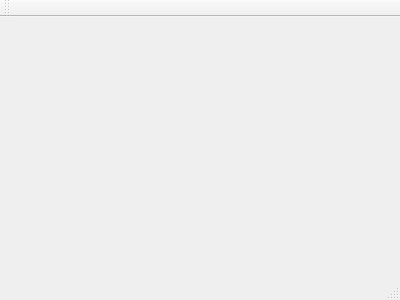
The window that menu.ui (haoxingxing/Poke) describes before a commit, drawn with Qt 5.
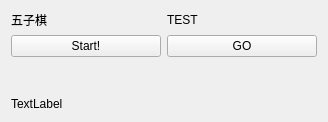
The same window after the commit.

Diff of the .ui file:
```diff
--- a/menu.ui
+++ b/menu.ui
@@ -1,24 +1,85 @@
 <ui version="4.0">
  <class>menu</class>
- <widget class="QMainWindow" name="menu" >
-  <property name="geometry" >
+ <widget class="QMainWindow" name="menu">
+  <property name="geometry">
    <rect>
     <x>0</x>
     <y>0</y>
-    <width>400</width>
-    <height>300</height>
+    <width>328</width>
+    <height>122</height>
    </rect>
   </property>
   <property name="windowTitle" >
    <string>menu</string>
   </property>
-  <widget class="QMenuBar" name="menuBar" />
-  <widget class="QToolBar" name="mainToolBar" />
-  <widget class="QWidget" name="centralWidget" />
-  <widget class="QStatusBar" name="statusBar" />
+  <widget class="QWidget" name="centralWidget">
+   <layout class="QGridLayout" name="gridLayout">
+    <item row="4" column="1">
+     <layout class="QVBoxLayout" name="verticalLayout_4"/>
+    </item>
+    <item row="4" column="0">
+     <layout class="QVBoxLayout" name="verticalLayout"/>
+    </item>
+    <item row="1" column="0">
+     <layout class="QVBoxLayout" name="verticalLayout_3">
+      <item>
+       <widget class="QLabel" name="label">
+        <property name="text">
+         <string>五子棋</string>
+        </property>
+       </widget>
+      </item>
+      <item>
+       <widget class="QPushButton" name="start_gomoku_game">
+        <property name="text">
+         <string>Start!</string>
+        </property>
+       </widget>
+      </item>
+     </layout>
+    </item>
+    <item row="1" column="1">
+     <layout class="QVBoxLayout" name="verticalLayout_2">
+      <item>
+       <widget class="QLabel" name="label_2">
+        <property name="text">
+         <string>TEST</string>
+        </property>
+       </widget>
+      </item>
+      <item>
+       <widget class="QPushButton" name="start_test">
+        <property name="text">
+         <string>GO</string>
+        </property>
+       </widget>
+      </item>
+     </layout>
+    </item>
+    <item row="6" column="0" colspan="2">
+     <widget class="QLabel" name="Version">
+      <property name="text">
+       <string>TextLabel</string>
+      </property>
+     </widget>
+    </item>
+    <item row="5" column="0">
+     <spacer name="verticalSpacer">
+      <property name="orientation">
+       <enum>Qt::Vertical</enum>
+      </property>
+      <property name="sizeHint" stdset="0">
+       <size>
+        <width>20</width>
+        <height>40</height>
+       </size>
+      </property>
+     </spacer>
+    </item>
+   </layout>
+  </widget>
  </widget>
- <layoutDefault spacing="6" margin="11" />
- <pixmapfunction></pixmapfunction>
+ <layoutdefault spacing="6" margin="11"/>
  <resources/>
  <connections/>
 </ui>
```
Left out of the diff: 3 changed lines with no effect on the pictures.
